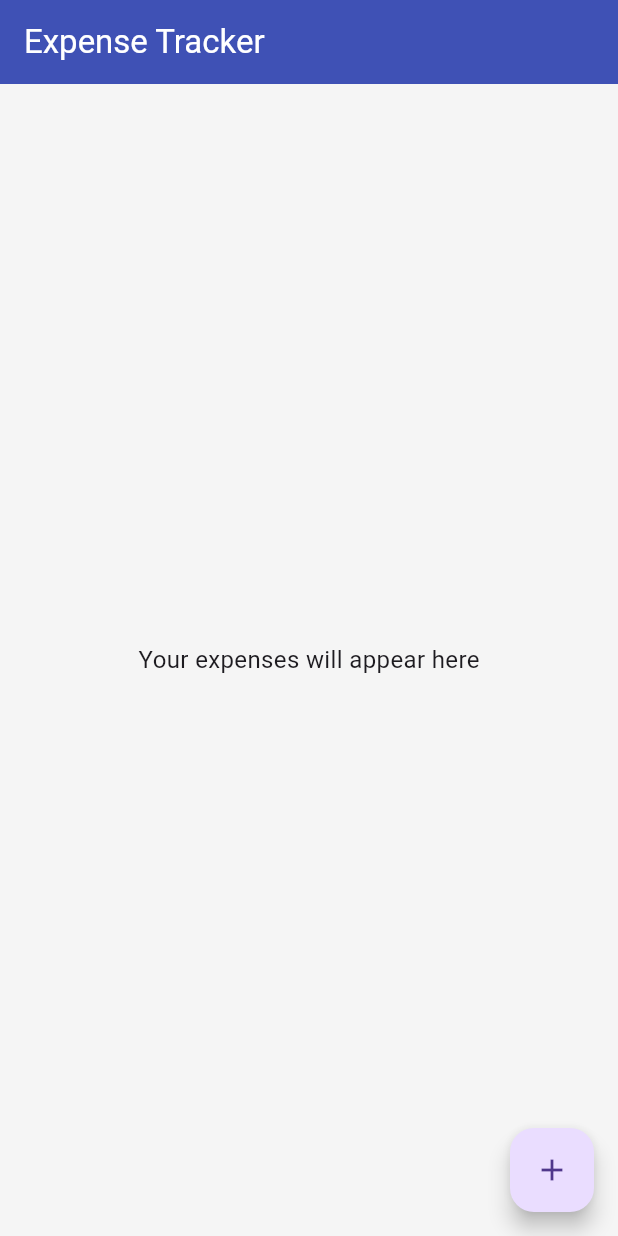
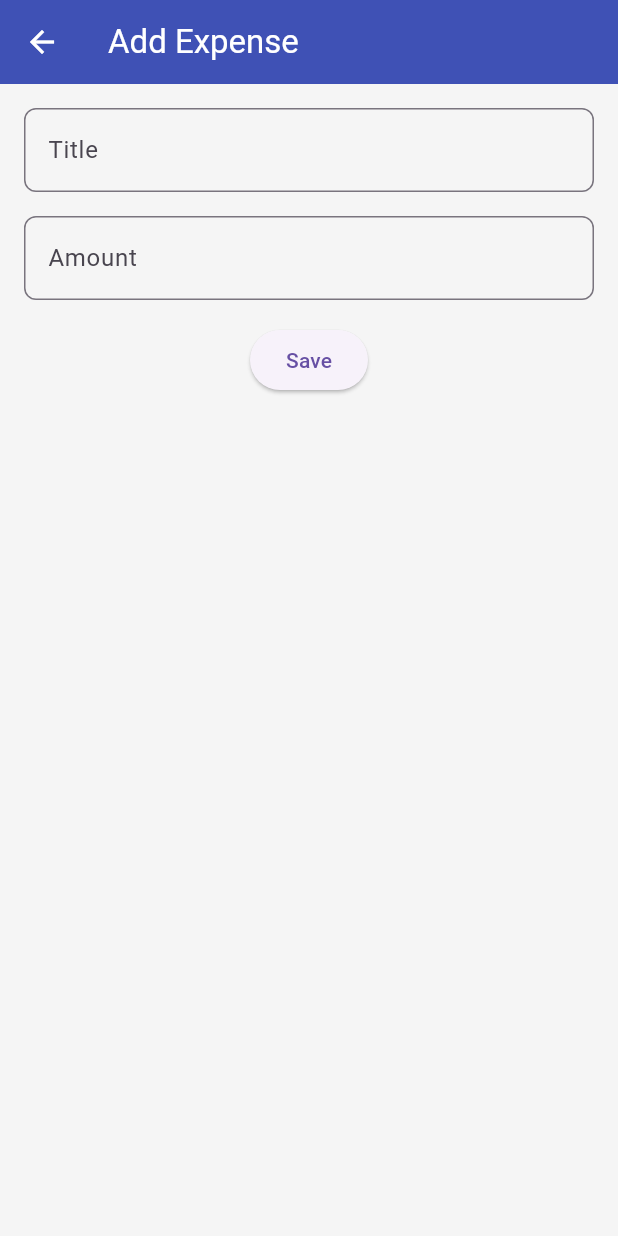
Before and after one commit to leorin444/expense_tracker, a Flutter app: the screen it shows after launch, after a tap on the "add" icon, on a phone screen of 412 x 824 dp. Run offline on Flutter 3.47's test engine with Material 3 defaults, Android fonts, the phone set to English and light mode, and no system bars.

Commit message:
Day 3: Navigation & Add Expense screen implemented

```diff
--- /dev/null
+++ b/lib/features/expense/screens/add_expense_screen.dart
@@ -0,0 +1,32 @@
+import 'package:flutter/material.dart';
+
+class AddExpenseScreen extends StatelessWidget {
+  const AddExpenseScreen({super.key});
+
+  @override
+  Widget build(BuildContext context) {
+    return Scaffold(
+      appBar: AppBar(title: const Text('Add Expense')),
+      body: Padding(
+        padding: const EdgeInsets.all(16.0),
+        child: Column(
+          children: [
+            TextField(decoration: const InputDecoration(labelText: 'Title')),
+            const SizedBox(height: 16),
+            TextField(
+              decoration: const InputDecoration(labelText: 'Amount'),
+              keyboardType: TextInputType.number,
+            ),
+            const SizedBox(height: 16),
+            ElevatedButton(
+              onPressed: () {
+                Navigator.pop(context);
+              },
+              child: const Text('Save'),
+            ),
+          ],
+        ),
+      ),
+    );
+  }
+}
--- a/lib/features/expense/screens/expense_list_screen.dart
+++ b/lib/features/expense/screens/expense_list_screen.dart
@@ -30,7 +30,7 @@ class ExpenseListScreen extends StatelessWidget {
       ),
       floatingActionButton: FloatingActionButton(
         onPressed: () {
-          // Day 4: Navigate to Add Expense screen
+          Navigator.pushNamed(context, '/add-expense');
         },
         child: const Icon(Icons.add),
       ),
--- a/lib/main.dart
+++ b/lib/main.dart
@@ -1,6 +1,7 @@
 import 'package:flutter/material.dart';
 import 'shared/theme/app_theme.dart';
 import 'features/expense/screens/expense_list_screen.dart';
+import 'features/expense/screens/add_expense_screen.dart';
 
 void main() {
   runApp(const MyApp());
@@ -15,7 +16,11 @@ class MyApp extends StatelessWidget {
       title: 'Expense Tracker',
       debugShowCheckedModeBanner: false,
       theme: AppTheme.lightTheme,
-      home: const ExpenseListScreen(), //  THIS IS CRITICAL
+      initialRoute: '/',
+      routes: {
+        '/': (context) => ExpenseListScreen(),
+        '/add-expense': (context) => AddExpenseScreen(),
+      },
     );
   }
 }
--- a/pubspec.yaml
+++ b/pubspec.yaml
@@ -44,7 +44,7 @@ dev_dependencies:
   # activated in the `analysis_options.yaml` file located at the root of your
   # package. See that file for information about deactivating specific lint
   # rules and activating additional ones.
-  flutter_lints: ^5.0.0
+  flutter_lints: ^6.0.0
 
 # For information on the generic Dart part of this file, see the
 # following page: https://dart.dev/tools/pub/pubspec
```
Also changed, not shown: pubspec.lock.
